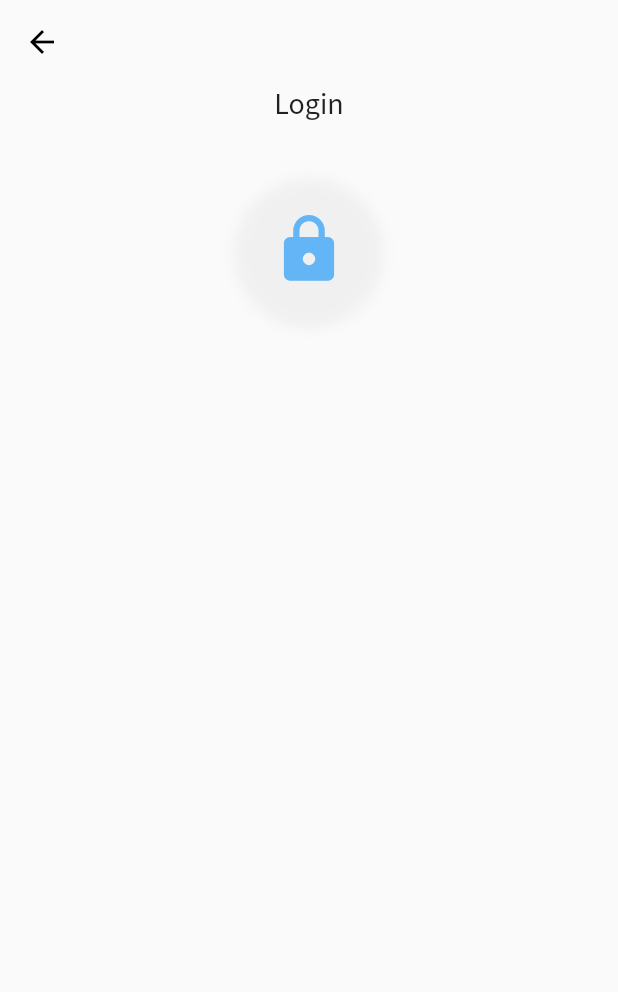
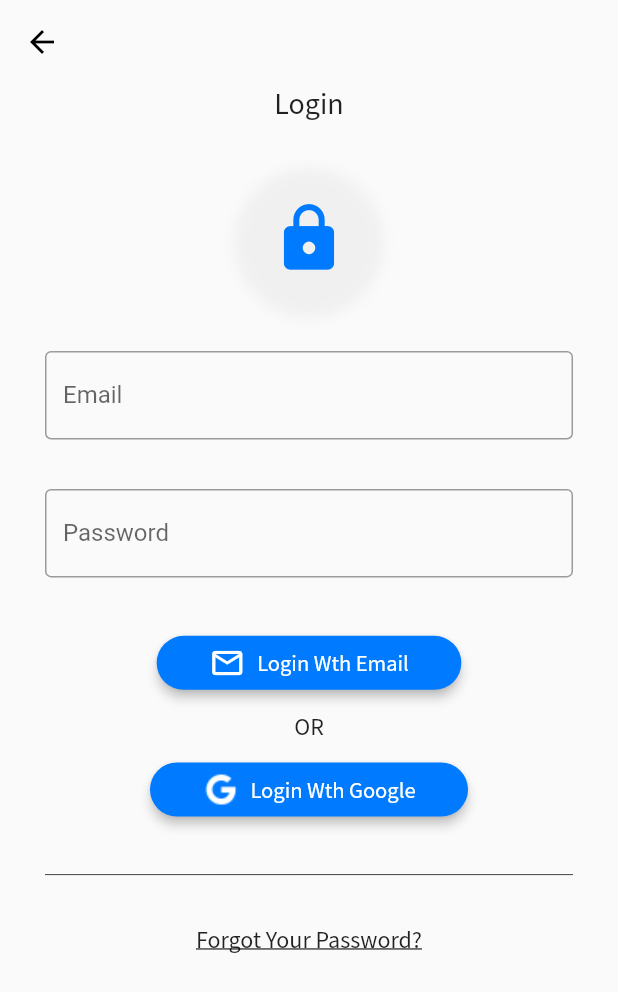
Before and after one commit to faseeh1999/FindMySchool, a Flutter app: the LoginScreen screen opened directly, on a phone screen of 412 x 824 dp. Shown: the top 992 px of the screen. Run offline on Flutter 3.47's test engine with Material 2 defaults, Android fonts, the phone set to English and light mode, and no system bars; our stand-ins replace animated_text_kit, introduction_screen, page_transition.

Commit message:
Login Form Designed
Login Design Complete

Validation Next Step.

```diff
--- a/lib/screens/login.dart
+++ b/lib/screens/login.dart
@@ -1,6 +1,7 @@
 import 'package:FindMySchool/theme/colors.dart';
 import 'package:FindMySchool/theme/text.dart';
 import 'package:flutter/material.dart';
+import 'package:page_transition/page_transition.dart';
 
 class LoginScreen extends StatefulWidget {
   @override
@@ -8,8 +9,10 @@ class LoginScreen extends StatefulWidget {
 }
 
 class _LoginScreenState extends State<LoginScreen> {
+
   @override
   Widget build(BuildContext context) {
+    Size size = MediaQuery.of(context).size;
     return Scaffold(
       appBar: AppBar(
         iconTheme: IconThemeData(color: Colors.black),
@@ -26,7 +29,7 @@ class _LoginScreenState extends State<LoginScreen> {
               style: TextStyle(fontFamily: 'ss', fontSize: 20),
             ),
             SizedBox(
-              height: 40.0,
+              height: size.height*0.04,
             ),
             Container(
               padding: EdgeInsets.all(20.0),
@@ -44,10 +47,107 @@ class _LoginScreenState extends State<LoginScreen> {
               ),
               child: Icon(
                 Icons.lock,
-                color: Colors.blue[300],
+                color: iconColor,
                 size: 50.0,
               ),
             ),
+            // Login Form Starts from here.
+            Padding(padding: EdgeInsets.all(30.0),
+            child: Form(
+              child: Column(
+                children: [
+                  TextFormField(
+                    decoration: InputDecoration(labelText: "Email", border: OutlineInputBorder()),
+                  ),
+                  SizedBox(height: size.height * 0.04),
+                  TextFormField(
+                    obscureText: true,
+                    decoration: InputDecoration(labelText: "Password", border: OutlineInputBorder()),
+                  ),
+
+                  SizedBox(height: size.height * 0.04),
+                  RaisedButton.icon(
+
+                    elevation: 3.0,
+                    onPressed: (){
+                      Navigator.push(
+                          context,
+                          PageTransition(
+                              type: PageTransitionType.fade,
+                              duration: Duration(milliseconds: 500),
+                              child: null));
+
+
+
+
+                    },
+                    shape: RoundedRectangleBorder(
+
+                        borderRadius: BorderRadius.all(Radius.circular(18.0))),
+                    label: Text('Login Wth Email',
+                      style: ButtonTextStyle,),
+                    icon: Icon(Icons.email_outlined, color:Colors.white,),
+                    textColor: Colors.white,
+                    splashColor: Colors.red,
+                    color: buttonColor,
+                    padding: EdgeInsets.only(left: 35.0, right: 35.0),
+
+                  ),
+
+                  SizedBox(height: size.height * 0.01),
+
+                  Text("OR",style: TextStyle(fontFamily: 'ss', fontSize: 16.0),),
+
+                  SizedBox(height: size.height * 0.01),
+                  RaisedButton.icon(
+
+                    elevation: 3.0,
+                    onPressed: (){
+                      Navigator.push(
+                          context,
+                          PageTransition(
+                              type: PageTransitionType.fade,
+                              duration: Duration(milliseconds: 500),
+                              child: null));
+
+
+
+
+                      },
+                    shape: RoundedRectangleBorder(
+
+                        borderRadius: BorderRadius.all(Radius.circular(18.0))),
+                    label: Text('Login Wth Google',
+                      style: ButtonTextStyle,),
+                    icon: Image.asset('assets/icons/google.png'),
+                    textColor: Colors.white,
+                    splashColor: Colors.red,
+                    color: buttonColor,
+                  padding: EdgeInsets.only(left: 35.0, right: 35.0),
+
+                  ),
+                  SizedBox(height: size.height * 0.03),
+                  Divider(
+                    color: Colors.grey[800],
+                  ),
+                  SizedBox(height: size.height * 0.03),
+                  Text("Forgot Your Password?", style: TextStyle(fontSize: 16, fontFamily: 'ss', decoration: TextDecoration.underline),)
+
+                  // Row(
+                  //   mainAxisAlignment: MainAxisAlignment.center,
+                  //   children: [
+                  //
+                  //     IconButton(icon: Icon(Icons.add_alarm, size: 40.0,), onPressed: null),
+                  //     SizedBox(width: size.width*0.04),
+                  //     IconButton(icon: Icon(Icons.add_alarm, size: 40.0,), onPressed: null),
+                  //   ],
+                  // ),
+
+                ],
+              ),
+            ),
+
+            )
           ],
         ),
       ),
--- a/lib/screens/signup.dart
+++ b/lib/screens/signup.dart
@@ -45,7 +45,7 @@ class _SignUpScreenState extends State<SignUpScreen> {
               ),
               child: Icon(
                 Icons.person_rounded,
-                color: Colors.blue[300],
+                color: iconColor,
                 size: 50.0,
               ),
             ),
--- a/lib/screens/splash.dart
+++ b/lib/screens/splash.dart
@@ -7,6 +7,8 @@ import 'package:page_transition/page_transition.dart';
 class Splash extends StatelessWidget {
   @override
   Widget build(BuildContext context) {
+    double height = MediaQuery.of(context).size.height;
+        double width= MediaQuery.of(context).size.width;
     Future.delayed(Duration(milliseconds: 2800), () {
       Navigator.pushReplacement(
           context,
@@ -17,8 +19,7 @@ class Splash extends StatelessWidget {
     });
     return Scaffold(
       body: Container(
-        height: MediaQuery.of(context).size.height,
-        width: MediaQuery.of(context).size.width,
+
         child: Stack(
 
           fit: StackFit.expand,
--- a/lib/theme/colors.dart
+++ b/lib/theme/colors.dart
@@ -5,3 +5,4 @@ Color primaryColor = Color(0xff287EFA);
 Color primaryColorDark = Color(0xff007BFF);
 Color white = Colors.white;
 Color buttonColor = Color(0xff007BFF);
+Color iconColor = Color(0xff007BFF);
--- a/pubspec.yaml
+++ b/pubspec.yaml
@@ -50,6 +50,7 @@ flutter:
   # To add assets to your application, add an assets section, like this:
   assets:
    - assets/images/
+   - assets/icons/
 
   # An image asset can refer to one or more resolution-specific "variants", see
   # https://flutter.dev/assets-and-images/#resolution-aware.
```
Also changed, not shown: assets/icons/google.png (added), assets/icons/icons8-google-100.png (added).
